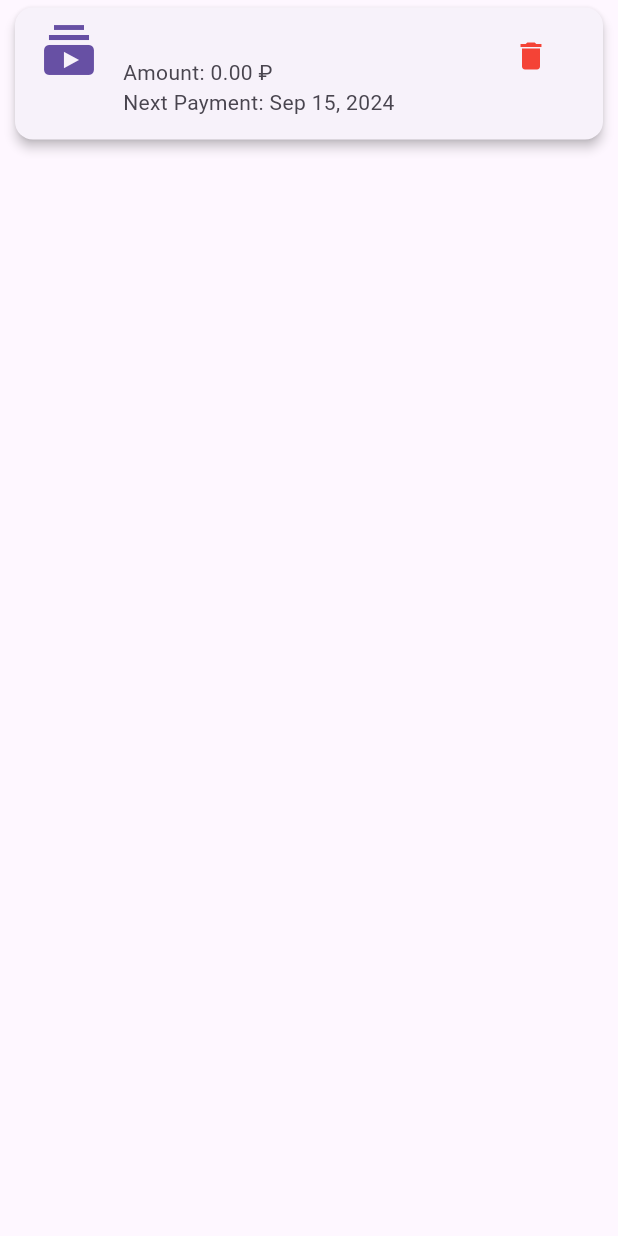
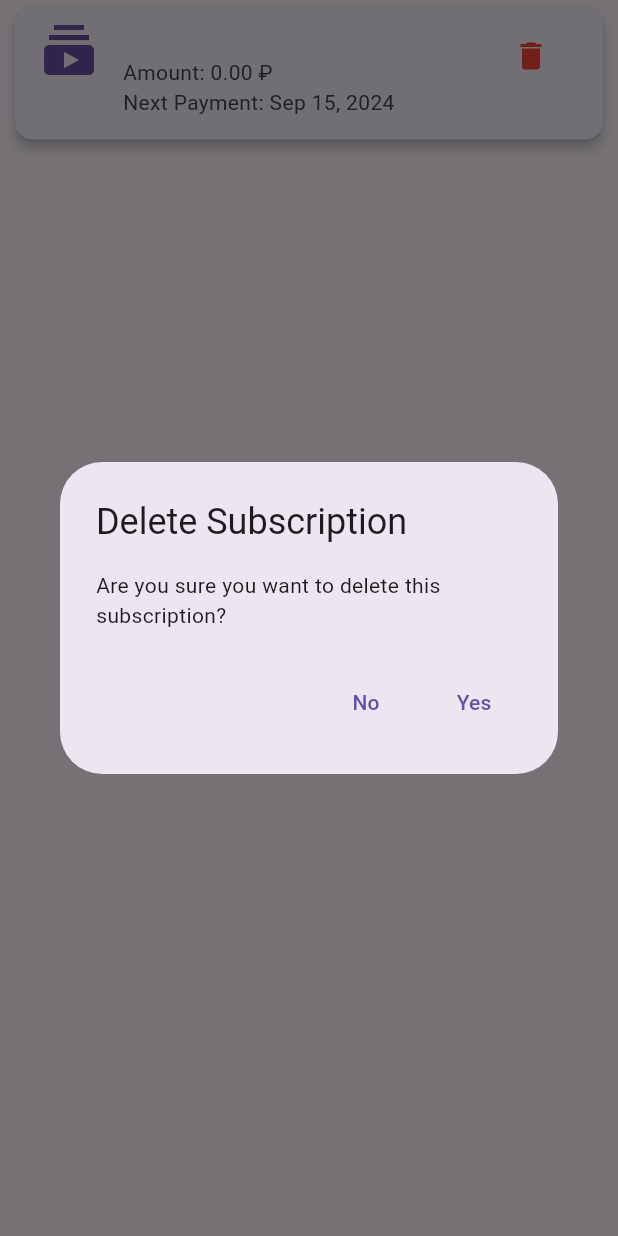
Before and after one commit to ozernyifei/finance_app, a Flutter app: the SubscriptionItem widget shown alone on an empty page, opened directly with empty values, after a tap on the "delete" icon, on a phone screen of 412 x 824 dp. Run offline on Flutter 3.47's test engine with Material 3 defaults, Android fonts, the phone set to English and light mode, and no system bars; our stand-ins replace fl_chart, flutter_local_notifications, sqflite, timezone; accounts and stored records are empty; generated files the repository leaves out were written again.

Commit message:
feat: fix subscription deletion

```diff
--- a/finance_app/lib/screens/subscriptions_screen.dart
+++ b/finance_app/lib/screens/subscriptions_screen.dart
@@ -37,7 +37,12 @@ class SubscriptionsScreen extends StatelessWidget {
           itemCount: subscriptionProvider.subscriptions.length,
           itemBuilder: (context, index) {
             final subscription = subscriptionProvider.subscriptions[index];
-                return SubscriptionItem(subscription: subscription);
+            return SubscriptionItem(
+              subscription: subscription,
+                onDelete: () async {
+                await subscriptionProvider.deleteSubscription(subscription.id!);
+              },
+            );
           },
       ),
     );
--- a/finance_app/lib/widgets/subscription_item.dart
+++ b/finance_app/lib/widgets/subscription_item.dart
@@ -7,8 +7,9 @@ import '../models/subscription.dart';
 
 class SubscriptionItem extends StatelessWidget {
 
-  const SubscriptionItem({required this.subscription});
+  const SubscriptionItem({required this.subscription, required this.onDelete});
   final Subscription subscription;
+  final VoidCallback onDelete;
 
   @override
   Widget build(BuildContext context) {
@@ -26,9 +27,27 @@ class SubscriptionItem extends StatelessWidget {
         isThreeLine: true,
         trailing: IconButton(
           icon: const Icon(Icons.delete, color: Colors.red),
-          onPressed: () {
-            // Implement delete functionality
-            // You might want to pass a callback to handle deletion
+          onPressed: () async {
+            await showDialog(
+              context: context,
+              builder: (ctx) => AlertDialog(
+                title: const Text('Delete Subscription'),
+                content: const Text('Are you sure you want to delete this subscription?'),
+                actions: [
+                  TextButton(
+                    onPressed: () => Navigator.of(ctx).pop(),
+                    child: const Text('No'),
+                  ),
+                  TextButton(
+                    onPressed: () {
+                      onDelete();
+                      Navigator.of(ctx).pop();
+                    },
+                    child: const Text('Yes'),
+                  ),
+                ],
+              ),
+            );
           },
         ),
       ),
```
Lines whose indentation alone changed are shown as unchanged.
